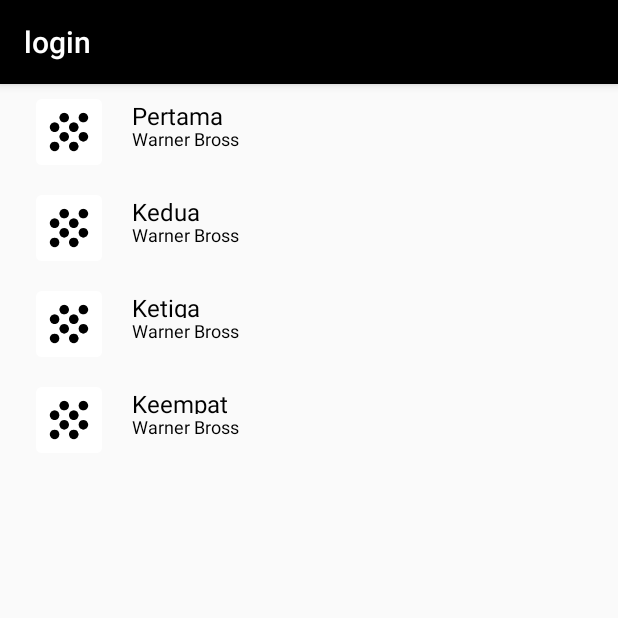
After one commit to NicholasChristianto/PrProgandroid, an Android app: the listFilm screen opened directly, with no data from a screen before it, on a phone screen of 412 x 824 dp, the top half of it. The commit adds this screen. Run offline under Robolectric (Android 15) with nearby library versions, the phone set to English and light mode, and no system bars.

Commit message:
added RecycleView + List

```diff
--- a/app/build.gradle
+++ b/app/build.gradle
@@ -28,4 +28,5 @@ dependencies {
     testImplementation 'junit:junit:4.13-beta-3'
     androidTestImplementation 'androidx.test:runner:1.3.0-alpha02'
     androidTestImplementation 'androidx.test.espresso:espresso-core:3.3.0-alpha02'
+    implementation 'androidx.recyclerview:recyclerview:1.1.0-beta04'
 }
--- a/app/src/main/AndroidManifest.xml
+++ b/app/src/main/AndroidManifest.xml
@@ -1,8 +1,9 @@
 <?xml version="1.0" encoding="utf-8"?>
 <manifest xmlns:android="http://schemas.android.com/apk/res/android"
     package="com.example.login">
+
     <uses-permission android:name="android.permission.CHANGE_WIFI_STATE" />
-    <uses-permission android:name="android.permission.CHANGE_WIFI_STATE"/>
+    <uses-permission android:name="android.permission.CHANGE_WIFI_STATE" />
     <uses-permission android:name="android.permission.ACCESS_NETWORK_STATE" />
     <uses-permission android:name="android.permission.RECEIVE_BOOT_COMPLETED" />
 
@@ -13,7 +14,8 @@
         android:roundIcon="@mipmap/ic_launcher_round"
         android:supportsRtl="true"
         android:theme="@style/AppTheme">
-        <activity android:name=".cobaFragment"></activity>
+        <activity android:name=".listFilm"></activity>
+        <activity android:name=".cobaFragment" />
         <activity
             android:name=".About"
             android:label="@string/title_activity_about"
@@ -27,12 +29,14 @@
                 <action android:name="android.intent.action.MAIN" />
                 <action android:name="android.net.wifi.supplicant.CONNECTION_CHANGE" />
                 <action android:name="android.net.wifi.STATE_CHANGE" />
+
                 <category android:name="android.intent.category.LAUNCHER" />
             </intent-filter>
         </activity>
-    <service
-        android:name=".ExampleJobService"
-        android:permission="android.permission.BIND_JOB_SERVICE" />
+
+        <service
+            android:name=".ExampleJobService"
+            android:permission="android.permission.BIND_JOB_SERVICE" />
     </application>
 
 </manifest>
--- /dev/null
+++ b/app/src/main/java/com/example/login/RecyclerViewAdapter.java
@@ -0,0 +1,52 @@
+package com.example.login;
+import android.view.LayoutInflater;
+import android.view.View;
+import android.view.ViewGroup;
+import android.widget.TextView;
+
+import androidx.recyclerview.widget.RecyclerView;
+
+import java.util.ArrayList;
+
+public class RecyclerViewAdapter extends RecyclerView.Adapter<RecyclerViewAdapter.ViewHolder> {
+
+    private ArrayList<String> rvData;
+
+    public RecyclerViewAdapter(ArrayList<String> inputData) {
+        rvData = inputData;
+    }
+
+    public class ViewHolder extends RecyclerView.ViewHolder {
+
+
+        public TextView tvTitle;
+        public TextView tvSubtitle;
+
+        public ViewHolder(View v) {
+            super(v);
+            tvTitle = (TextView) v.findViewById(R.id.tv_title);
+            tvSubtitle = (TextView) v.findViewById(R.id.tv_subtitle);
+        }
+    }
+
+    @Override
+    public ViewHolder onCreateViewHolder(ViewGroup parent, int viewType) {
+
+        View v = LayoutInflater.from(parent.getContext()).inflate(R.layout.recycle_view_item, parent, false);
+
+        ViewHolder vh = new ViewHolder(v);
+        return vh;
+    }
+
+    @Override
+    public void onBindViewHolder(ViewHolder holder, int position) {
+        final String name = rvData.get(position);
+        holder.tvTitle.setText(rvData.get(position));
+        holder.tvSubtitle.setText("Warner Bross");
+    }
+
+    @Override
+    public int getItemCount() {
+        return rvData.size();
+    }
+}
--- a/app/src/main/java/com/example/login/homePage.java
+++ b/app/src/main/java/com/example/login/homePage.java
@@ -37,6 +37,7 @@ public class homePage extends AppCompatActivity {
     Boolean boolReceiver=false;
     Boolean isReceiverRegistered=false;
     Boolean wifiConnected = false;
+    Button button;
     private static final String TAG = "HomePage";
     public static final long INTERVAL=3000;//variable to execute services every 10 second
     private Handler mHandler=new Handler(); // run on another Thread to avoid crash
@@ -53,6 +54,7 @@ public class homePage extends AppCompatActivity {
         Bundle bun = getIntent().getExtras();
         String txtEmail = bun.getString("Email: ","");
         Toast.makeText(getApplicationContext(), "Welcome "+txtEmail, Toast.LENGTH_SHORT).show();
+        keList();
     }
 
     private BroadcastReceiver receiver = new BroadcastReceiver() {
@@ -137,6 +139,17 @@ public class homePage extends AppCompatActivity {
             });
         }
     }
+    protected void keList() {
+        button = findViewById(R.id.list);
+        button.setOnClickListener(new View.OnClickListener() {
+            @Override
+            public void onClick(View v) {
+                Intent list = new Intent(homePage.this, listFilm.class);
+                startActivity(list);
+            }
+
+        });
+    }
 
 
 }
--- /dev/null
+++ b/app/src/main/java/com/example/login/listData.java
@@ -0,0 +1,10 @@
+package com.example.login;
+
+public class listData {
+    private String judul;
+    private String producer;
+    public listData(String jdl, String prodcer){
+        this.judul = jdl;
+        this.producer = prodcer;
+    }
+}
--- /dev/null
+++ b/app/src/main/java/com/example/login/listFilm.java
@@ -0,0 +1,50 @@
+package com.example.login;
+import android.os.Bundle;
+
+
+import androidx.annotation.Nullable;
+import androidx.appcompat.app.AppCompatActivity;
+import androidx.recyclerview.widget.LinearLayoutManager;
+import androidx.recyclerview.widget.RecyclerView;
+
+import com.example.login.R;
+import com.example.login.RecyclerViewAdapter;
+
+import java.util.ArrayList;
+
+/**
+ * Created by Herdi_WORK on 15.09.16.
+ */
+public class listFilm extends AppCompatActivity {
+
+    private RecyclerView rvView;
+    private RecyclerView.Adapter adapter;
+    private RecyclerView.LayoutManager layoutManager;
+    private ArrayList<String> dataSet;
+
+    @Override
+    protected void onCreate(@Nullable Bundle savedInstanceState) {
+        super.onCreate(savedInstanceState);
+        setContentView(R.layout.activity_list_film);
+        dataSet = new ArrayList<>();
+        initDataset();
+
+        rvView = findViewById(R.id.recycle_view_main);
+        rvView.setHasFixedSize(true);
+        layoutManager = new LinearLayoutManager(this);
+        rvView.setLayoutManager(layoutManager);
+
+        adapter = new RecyclerViewAdapter(dataSet);
+        rvView.setAdapter(adapter);
+
+    }
+
+    private void initDataset(){
+        dataSet.add("Pertama");
+        dataSet.add("Kedua");
+        dataSet.add("Ketiga");
+        dataSet.add("Keempat");
+
+
+    }
+}
--- a/app/src/main/res/layout/activity_home_page.xml
+++ b/app/src/main/res/layout/activity_home_page.xml
@@ -32,7 +32,13 @@
             android:layout_height="wrap_content"
             android:onClick="cancelJob"
             android:text="Cancel Job"
-            android:layout_below="@+id/satu"/>
+            />
+        <Button
+            android:layout_width="wrap_content"
+            android:layout_height="wrap_content"
+            android:id="@+id/list"
+            android:text="List"
+            />
     <androidx.viewpager.widget.ViewPager
     android:id="@+id/view_pager"
     android:layout_width="match_parent"
--- /dev/null
+++ b/app/src/main/res/layout/activity_list_film.xml
@@ -0,0 +1,12 @@
+<?xml version="1.0" encoding="utf-8"?>
+<LinearLayout xmlns:android="http://schemas.android.com/apk/res/android"
+    android:orientation="vertical" android:layout_width="match_parent"
+    android:layout_height="match_parent">
+
+    <androidx.recyclerview.widget.RecyclerView
+        android:id="@+id/recycle_view_main"
+        android:layout_width="match_parent"
+        android:layout_height="match_parent"
+        android:scrollbars="vertical" />
+
+</LinearLayout>
--- /dev/null
+++ b/app/src/main/res/layout/recycle_view_item.xml
@@ -0,0 +1,44 @@
+<?xml version="1.0" encoding="utf-8"?>
+<RelativeLayout xmlns:android="http://schemas.android.com/apk/res/android"
+    android:layout_width="fill_parent"
+    android:layout_height="?android:attr/listPreferredItemHeight"
+    android:padding="10dip" >
+
+    <ImageView
+        android:id="@+id/icon"
+        android:layout_width="wrap_content"
+        android:layout_height="fill_parent"
+        android:layout_alignParentBottom="true"
+        android:layout_alignParentTop="true"
+        android:layout_marginRight="6dip"
+        android:contentDescription="TODO"
+        android:src="@mipmap/ic_launcher" />
+
+    <TextView
+        android:id="@+id/tv_subtitle"
+        android:layout_width="fill_parent"
+        android:layout_height="26dip"
+        android:layout_alignParentBottom="true"
+        android:layout_alignParentRight="true"
+        android:layout_toRightOf="@id/icon"
+        android:ellipsize="marquee"
+        android:singleLine="true"
+        android:textColor="@android:color/black"
+        android:text="Description"
+        android:textSize="12sp" />
+
+    <TextView
+        android:id="@+id/tv_title"
+        android:layout_width="fill_parent"
+        android:layout_height="wrap_content"
+        android:layout_above="@id/tv_subtitle"
+        android:layout_alignParentRight="true"
+        android:layout_alignParentTop="true"
+        android:layout_alignWithParentIfMissing="true"
+        android:layout_toRightOf="@id/icon"
+        android:gravity="center_vertical"
+        android:text="Example application"
+        android:textColor="@android:color/black"
+        android:textSize="16sp" />
+
+</RelativeLayout>
```
